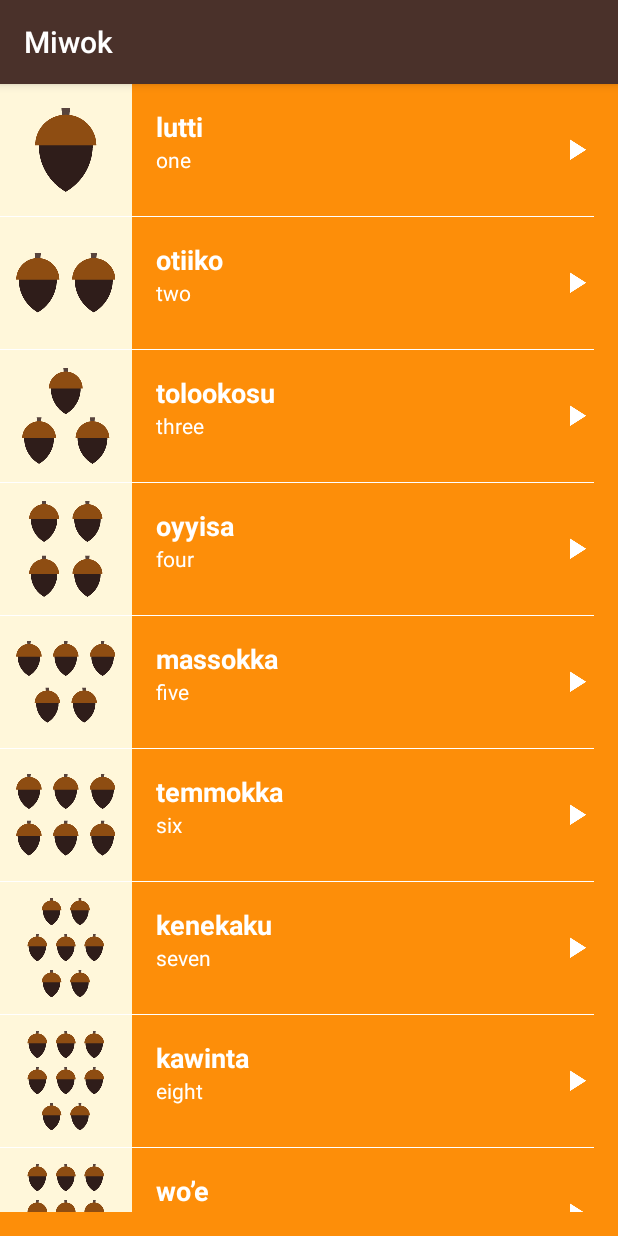
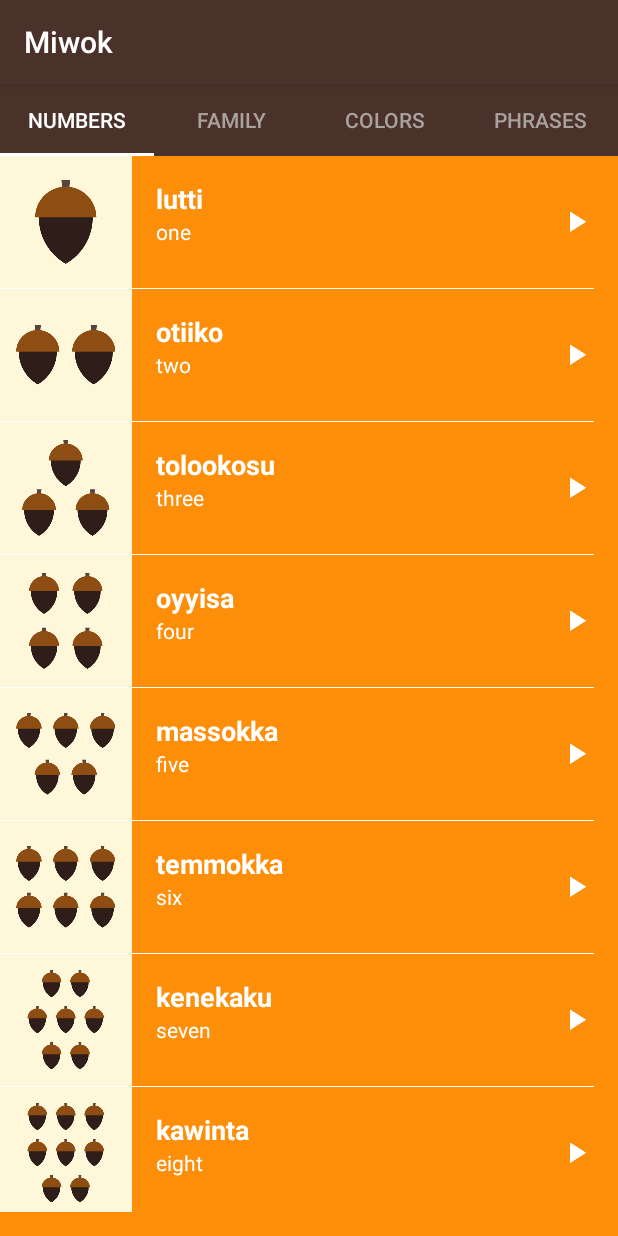
Before and after one commit to yallen011/Miwok_Tabs, an Android app: the screen it shows after launch (MainActivity), on a phone screen of 412 x 824 dp. Run offline under Robolectric (Android 15) with nearby library versions, the phone set to English and light mode, and no system bars.

Commit message:
added styling to tab layout

```diff
--- a/app/build.gradle
+++ b/app/build.gradle
@@ -24,9 +24,9 @@ dependencies {
     androidTestCompile('com.android.support.test.espresso:espresso-core:2.2.2', {
         exclude group: 'com.android.support', module: 'support-annotations'
     })
-    //compile 'com.android.support.constraint:constraint-layout:1.0.2'
+
     compile 'com.android.support:appcompat-v7:25.3.1'
-    compile 'com.android.support:design:23.3.0'
+    compile 'com.android.support:design:25.3.1'
     compile 'com.android.support:support-v4:25.3.1'
     compile 'com.android.support.constraint:constraint-layout:1.0.2'
     testCompile 'junit:junit:4.12'
--- a/app/src/main/java/com/andorid/miwok_tabs/activity/MainActivity.java
+++ b/app/src/main/java/com/andorid/miwok_tabs/activity/MainActivity.java
@@ -1,5 +1,6 @@
 package com.andorid.miwok_tabs.activity;
 
+import android.support.design.widget.TabLayout;
 import android.support.v4.view.PagerAdapter;
 import android.support.v4.view.ViewPager;
 import android.support.v7.app.AppCompatActivity;
@@ -18,8 +19,13 @@ public class MainActivity extends AppCompatActivity {
         setContentView(R.layout.activity_main);
 
 
+        //Setup the ViewPager with the PagerAdapter
         ViewPager viewPager = (ViewPager) findViewById(R.id.viewpager);
         PagerAdapter pagerAdapter = new CategoryPageAdapter(getSupportFragmentManager());
         viewPager.setAdapter(pagerAdapter);
+
+        //Setup the TabLayout with the ViewPager
+        TabLayout tabLayout = (TabLayout) findViewById(R.id.sliding_tabs);
+        tabLayout.setupWithViewPager(viewPager);
    }
 }
--- a/app/src/main/java/com/andorid/miwok_tabs/adapter/CategoryPageAdapter.java
+++ b/app/src/main/java/com/andorid/miwok_tabs/adapter/CategoryPageAdapter.java
@@ -1,14 +1,18 @@
 package com.andorid.miwok_tabs.adapter;
 
+import android.content.res.Resources;
 import android.support.v4.app.Fragment;
 import android.support.v4.app.FragmentManager;
 import android.support.v4.app.FragmentPagerAdapter;
 
 
+import com.andorid.miwok_tabs.R;
 import com.andorid.miwok_tabs.fragment.ColorsFragment;
 import com.andorid.miwok_tabs.fragment.FamilyFragment;
 import com.andorid.miwok_tabs.fragment.NumbersFragment;
 import com.andorid.miwok_tabs.fragment.PhrasesFragment;
+
+
 
 /**
  * Created by Yvonne on 6/6/2017.
@@ -18,6 +22,7 @@ import com.andorid.miwok_tabs.fragment.PhrasesFragment;
 
 public class CategoryPageAdapter extends FragmentPagerAdapter {
 
+
     /**
      * Create a new {@link CategoryPageAdapter} object.
      *
@@ -26,6 +31,7 @@ public class CategoryPageAdapter extends FragmentPagerAdapter {
      */
     public CategoryPageAdapter(FragmentManager fm) {
         super(fm);
+        //get the resource from context to get the category names in strings.xml
     }
 
     /**
@@ -56,4 +62,22 @@ public class CategoryPageAdapter extends FragmentPagerAdapter {
                 return null;
         }
     }
+
+    @Override
+    public CharSequence getPageTitle(int position) {
+        switch (position){
+            case 0:
+                return  "Numbers";
+            case 1:
+                return "Family";
+            case 2:
+                return "Colors";
+            case 3:
+                return "Phrases";
+            default:
+                return null;
+        }
+    }
+
+
 }
--- a/app/src/main/res/layout/activity_main.xml
+++ b/app/src/main/res/layout/activity_main.xml
@@ -15,12 +15,20 @@
 -->
 <LinearLayout xmlns:android="http://schemas.android.com/apk/res/android"
     xmlns:tools="http://schemas.android.com/tools"
+    xmlns:app="http://schemas.android.com/apk/res-auto"
     android:layout_width="match_parent"
     android:layout_height="match_parent"
     android:background="@color/tan_background"
     android:orientation="vertical"
     tools:context=".activity.MainActivity">
 
+    <android.support.design.widget.TabLayout
+        android:id="@+id/sliding_tabs"
+        android:layout_width="match_parent"
+        android:layout_height="wrap_content"
+        style="@style/MyCustomTabLayout"
+        app:tabMode="fixed" />
+
     <android.support.v4.view.ViewPager
         android:id="@+id/viewpager"
         android:layout_width="match_parent"
--- a/app/src/main/res/values/colors.xml
+++ b/app/src/main/res/values/colors.xml
@@ -20,4 +20,6 @@
 
     <!-- Background color for the phrases category -->
     <color name="category_phrases">#16AFCA</color>
+    <color name="tab_base_text_color">#A8A19E</color>
+    <color name="white">#FFFFFF</color>
 </resources>
--- a/app/src/main/res/values/styles.xml
+++ b/app/src/main/res/values/styles.xml
@@ -17,4 +17,15 @@
         <item name="android:textAppearance">?android:textAppearanceMedium</item>
     </style>
 
+    <!--Style for the tab indicator -->
+    <style name="MyCustomTabLayout" parent="Widget.Design.TabLayout">
+        <item name="tabIndicatorColor">@color/white</item>
+        <item name="tabBackground">@color/primary_color</item>
+        <item name="tabSelectedTextColor">@color/white</item>
+        <item name="tabTextAppearance">@style/MyCustomTabTextAppearance</item>
+    </style>
+
+    <style name="MyCustomTabTextAppearance" parent="TextAppearance.Design.Tab">
+    <item name="android:textColor">@color/tab_base_text_color</item>
+    </style>
 </resources>
```
